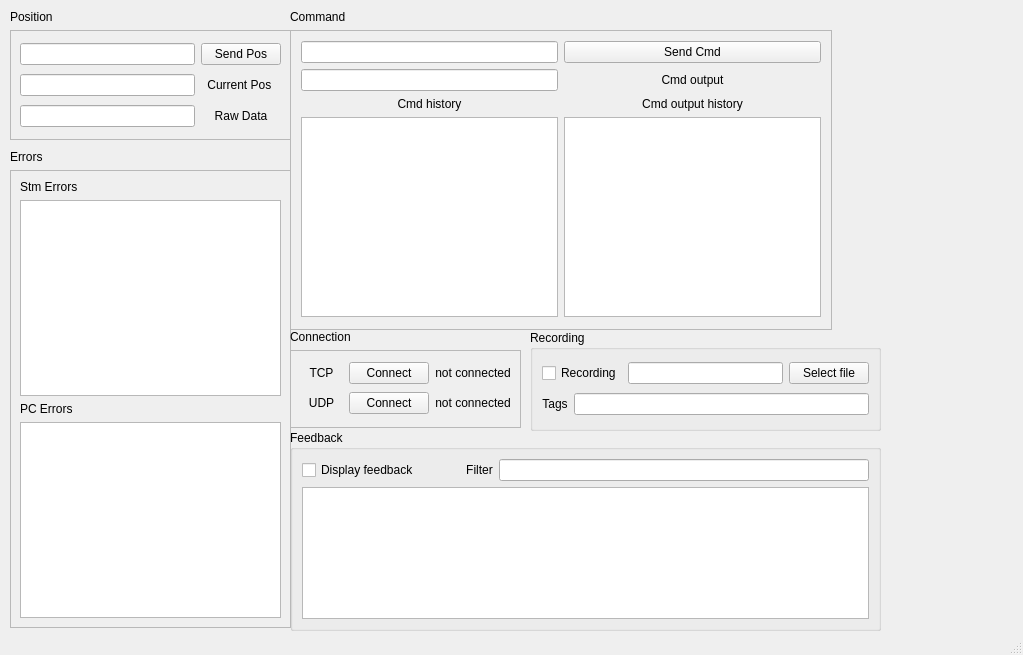
Old version of the form rodrcontrolpanel.ui in the repository ReQ1600/rodr-control-panel.
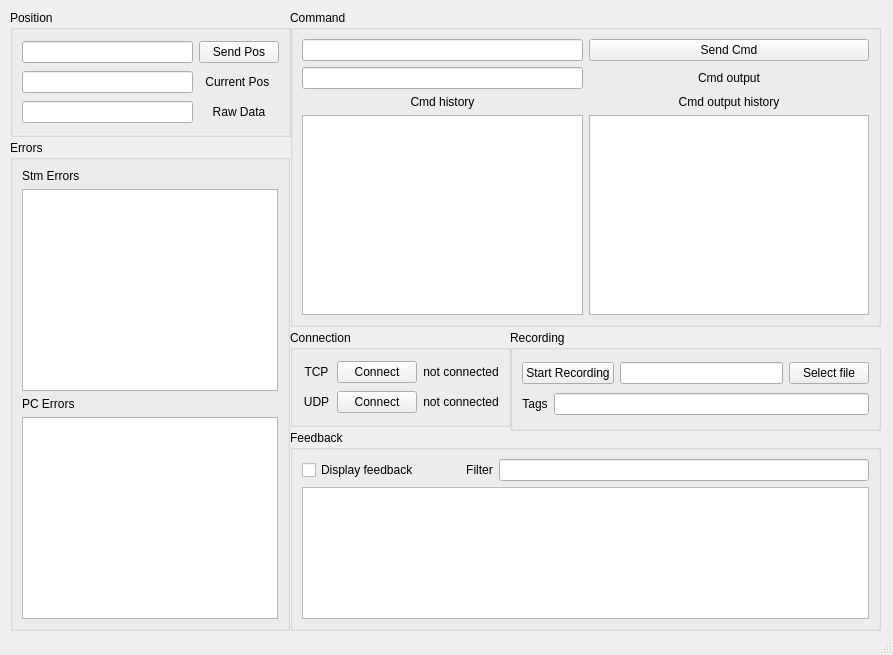
New version of the form.

Commit message: Changed all frames to groupboxes

```diff
--- a/rodrcontrolpanel.ui
+++ b/rodrcontrolpanel.ui
@@ -6,7 +6,7 @@
    <rect>
     <x>0</x>
     <y>0</y>
-    <width>1023</width>
+    <width>893</width>
     <height>655</height>
    </rect>
   </property>
@@ -20,546 +20,12 @@
    <string>RODRControlPanel</string>
   </property>
   <widget class="QWidget" name="centralwidget">
-   <widget class="QWidget" name="layoutWidget">
+   <widget class="QGroupBox" name="gbRec">
     <property name="geometry">
      <rect>
-      <x>10</x>
-      <y>10</y>
-      <width>281</width>
-      <height>130</height>
-     </rect>
-    </property>
-    <layout class="QVBoxLayout" name="lyPos">
-     <property name="sizeConstraint">
-      <enum>QLayout::SizeConstraint::SetMinimumSize</enum>
-     </property>
-     <item>
-      <widget class="QLabel" name="lblPosition_2">
-       <property name="sizePolicy">
-        <sizepolicy hsizetype="Preferred" vsizetype="Maximum">
-         <horstretch>0</horstretch>
-         <verstretch>0</verstretch>
-        </sizepolicy>
-       </property>
-       <property name="text">
-        <string>Position</string>
-       </property>
-       <property name="alignment">
-        <set>Qt::AlignmentFlag::AlignLeading|Qt::AlignmentFlag::AlignLeft|Qt::AlignmentFlag::AlignVCenter</set>
-       </property>
-       <property name="margin">
-        <number>0</number>
-       </property>
-      </widget>
-     </item>
-     <item>
-      <widget class="QFrame" name="frPosition">
-       <property name="frameShape">
-        <enum>QFrame::Shape::StyledPanel</enum>
-       </property>
-       <property name="frameShadow">
-        <enum>QFrame::Shadow::Raised</enum>
-       </property>
-       <layout class="QHBoxLayout" name="horizontalLayout">
-        <item>
-         <layout class="QGridLayout" name="gridLayout">
-          <item row="0" column="0">
-           <widget class="QLineEdit" name="leSendPos">
-            <property name="inputMask">
-             <string comment="00.000"/>
-            </property>
-            <property name="text">
-             <string/>
-            </property>
-           </widget>
-          </item>
-          <item row="0" column="1">
-           <widget class="QPushButton" name="btnSendPos">
-            <property name="text">
-             <string>Send Pos</string>
-            </property>
-           </widget>
-          </item>
-          <item row="1" column="0">
-           <widget class="QLineEdit" name="leRecPos">
-            <property name="inputMask">
-             <string comment="00.000"/>
-            </property>
-            <property name="text">
-             <string/>
-            </property>
-            <property name="readOnly">
-             <bool>true</bool>
-            </property>
-           </widget>
-          </item>
-          <item row="1" column="1">
-           <widget class="QLabel" name="lblRecPos">
-            <property name="sizePolicy">
-             <sizepolicy hsizetype="Preferred" vsizetype="Maximum">
-              <horstretch>0</horstretch>
-              <verstretch>0</verstretch>
-             </sizepolicy>
-            </property>
-            <property name="text">
-             <string>Current Pos </string>
-            </property>
-            <property name="alignment">
-             <set>Qt::AlignmentFlag::AlignCenter</set>
-            </property>
-            <property name="margin">
-             <number>0</number>
-            </property>
-           </widget>
-          </item>
-          <item row="2" column="0">
-           <widget class="QLineEdit" name="leRecPos_4">
-            <property name="inputMask">
-             <string comment="00.000"/>
-            </property>
-            <property name="text">
-             <string/>
-            </property>
-            <property name="readOnly">
-             <bool>true</bool>
-            </property>
-           </widget>
-          </item>
-          <item row="2" column="1">
-           <widget class="QLabel" name="lblRecRaw">
-            <property name="sizePolicy">
-             <sizepolicy hsizetype="Preferred" vsizetype="Maximum">
-              <horstretch>0</horstretch>
-              <verstretch>0</verstretch>
-             </sizepolicy>
-            </property>
-            <property name="text">
-             <string>Raw Data</string>
-            </property>
-            <property name="alignment">
-             <set>Qt::AlignmentFlag::AlignCenter</set>
-            </property>
-            <property name="margin">
-             <number>0</number>
-            </property>
-           </widget>
-          </item>
-         </layout>
-        </item>
-       </layout>
-      </widget>
-     </item>
-    </layout>
-   </widget>
-   <widget class="QWidget" name="layoutWidget">
-    <property name="geometry">
-     <rect>
-      <x>290</x>
-      <y>10</y>
-      <width>542</width>
-      <height>320</height>
-     </rect>
-    </property>
-    <layout class="QVBoxLayout" name="lyCmd">
-     <item>
-      <widget class="QLabel" name="lblCmd">
-       <property name="sizePolicy">
-        <sizepolicy hsizetype="Preferred" vsizetype="Maximum">
-         <horstretch>0</horstretch>
-         <verstretch>0</verstretch>
-        </sizepolicy>
-       </property>
-       <property name="text">
-        <string>Command</string>
-       </property>
-       <property name="alignment">
-        <set>Qt::AlignmentFlag::AlignLeading|Qt::AlignmentFlag::AlignLeft|Qt::AlignmentFlag::AlignTop</set>
-       </property>
-       <property name="margin">
-        <number>0</number>
-       </property>
-      </widget>
-     </item>
-     <item>
-      <widget class="QFrame" name="frame">
-       <property name="frameShape">
-        <enum>QFrame::Shape::StyledPanel</enum>
-       </property>
-       <property name="frameShadow">
-        <enum>QFrame::Shadow::Raised</enum>
-       </property>
-       <widget class="QWidget" name="layoutWidget">
-        <property name="geometry">
-         <rect>
-          <x>11</x>
-          <y>11</y>
-          <width>520</width>
-          <height>276</height>
-         </rect>
-        </property>
-        <layout class="QGridLayout" name="gridLayout_2">
-         <item row="0" column="0">
-          <widget class="QLineEdit" name="leSendCmd">
-           <property name="inputMask">
-            <string comment="00.000"/>
-           </property>
-           <property name="text">
-            <string/>
-           </property>
-          </widget>
-         </item>
-         <item row="0" column="1">
-          <widget class="QPushButton" name="btnSendCmd">
-           <property name="text">
-            <string>Send Cmd</string>
-           </property>
-          </widget>
-         </item>
-         <item row="1" column="0">
-          <widget class="QLineEdit" name="leRCmdOut">
-           <property name="inputMask">
-            <string comment="00.000"/>
-           </property>
-           <property name="text">
-            <string/>
-           </property>
-           <property name="readOnly">
-            <bool>true</bool>
-           </property>
-          </widget>
-         </item>
-         <item row="1" column="1">
-          <widget class="QLabel" name="lblCmdOut">
-           <property name="sizePolicy">
-            <sizepolicy hsizetype="Preferred" vsizetype="Maximum">
-             <horstretch>0</horstretch>
-             <verstretch>0</verstretch>
-            </sizepolicy>
-           </property>
-           <property name="text">
-            <string>Cmd output</string>
-           </property>
-           <property name="alignment">
-            <set>Qt::AlignmentFlag::AlignCenter</set>
-           </property>
-           <property name="margin">
-            <number>0</number>
-           </property>
-          </widget>
-         </item>
-         <item row="2" column="0">
-          <widget class="QLabel" name="lblCmdHist">
-           <property name="sizePolicy">
-            <sizepolicy hsizetype="Preferred" vsizetype="Maximum">
-             <horstretch>0</horstretch>
-             <verstretch>0</verstretch>
-            </sizepolicy>
-           </property>
-           <property name="text">
-            <string>Cmd history</string>
-           </property>
-           <property name="alignment">
-            <set>Qt::AlignmentFlag::AlignCenter</set>
-           </property>
-           <property name="margin">
-            <number>0</number>
-           </property>
-          </widget>
-         </item>
-         <item row="2" column="1">
-          <widget class="QLabel" name="lblCmdOut_2">
-           <property name="sizePolicy">
-            <sizepolicy hsizetype="Preferred" vsizetype="Maximum">
-             <horstretch>0</horstretch>
-             <verstretch>0</verstretch>
-            </sizepolicy>
-           </property>
-           <property name="text">
-            <string>Cmd output history</string>
-           </property>
-           <property name="alignment">
-            <set>Qt::AlignmentFlag::AlignCenter</set>
-           </property>
-           <property name="margin">
-            <number>0</number>
-           </property>
-          </widget>
-         </item>
-         <item row="3" column="0">
-          <widget class="QListWidget" name="lsCmdHist">
-           <property name="sizePolicy">
-            <sizepolicy hsizetype="Expanding" vsizetype="Minimum">
-             <horstretch>0</horstretch>
-             <verstretch>0</verstretch>
-            </sizepolicy>
-           </property>
-          </widget>
-         </item>
-         <item row="3" column="1">
-          <widget class="QListWidget" name="lsCmdOutHist">
-           <property name="sizePolicy">
-            <sizepolicy hsizetype="Expanding" vsizetype="Minimum">
-             <horstretch>0</horstretch>
-             <verstretch>0</verstretch>
-            </sizepolicy>
-           </property>
-          </widget>
-         </item>
-        </layout>
-       </widget>
-      </widget>
-     </item>
-    </layout>
-   </widget>
-   <widget class="QWidget" name="layoutWidget">
-    <property name="geometry">
-     <rect>
-      <x>10</x>
-      <y>150</y>
-      <width>281</width>
-      <height>478</height>
-     </rect>
-    </property>
-    <layout class="QVBoxLayout" name="lyError">
-     <item>
-      <widget class="QLabel" name="lblError">
-       <property name="sizePolicy">
-        <sizepolicy hsizetype="Preferred" vsizetype="Maximum">
-         <horstretch>0</horstretch>
-         <verstretch>0</verstretch>
-        </sizepolicy>
-       </property>
-       <property name="text">
-        <string>Errors</string>
-       </property>
-       <property name="alignment">
-        <set>Qt::AlignmentFlag::AlignLeading|Qt::AlignmentFlag::AlignLeft|Qt::AlignmentFlag::AlignVCenter</set>
-       </property>
-       <property name="margin">
-        <number>0</number>
-       </property>
-      </widget>
-     </item>
-     <item>
-      <widget class="QFrame" name="frame_2">
-       <property name="autoFillBackground">
-        <bool>false</bool>
-       </property>
-       <property name="frameShape">
-        <enum>QFrame::Shape::StyledPanel</enum>
-       </property>
-       <property name="frameShadow">
-        <enum>QFrame::Shadow::Raised</enum>
-       </property>
-       <layout class="QVBoxLayout" name="verticalLayout_3">
-        <item>
-         <widget class="QLabel" name="lblErrorStm">
-          <property name="sizePolicy">
-           <sizepolicy hsizetype="Preferred" vsizetype="Maximum">
-            <horstretch>0</horstretch>
-            <verstretch>0</verstretch>
-           </sizepolicy>
-          </property>
-          <property name="text">
-           <string>Stm Errors</string>
-          </property>
-          <property name="alignment">
-           <set>Qt::AlignmentFlag::AlignLeading|Qt::AlignmentFlag::AlignLeft|Qt::AlignmentFlag::AlignVCenter</set>
-          </property>
-          <property name="margin">
-           <number>0</number>
-          </property>
-         </widget>
-        </item>
-        <item>
-         <widget class="QTextEdit" name="teErrorStm">
-          <property name="sizePolicy">
-           <sizepolicy hsizetype="Minimum" vsizetype="Minimum">
-            <horstretch>0</horstretch>
-            <verstretch>0</verstretch>
-           </sizepolicy>
-          </property>
-          <property name="readOnly">
-           <bool>true</bool>
-          </property>
-         </widget>
-        </item>
-        <item>
-         <widget class="QLabel" name="lblErrorPC">
-          <property name="sizePolicy">
-           <sizepolicy hsizetype="Preferred" vsizetype="Maximum">
-            <horstretch>0</horstretch>
-            <verstretch>0</verstretch>
-           </sizepolicy>
-          </property>
-          <property name="text">
-           <string>PC Errors</string>
-          </property>
-          <property name="alignment">
-           <set>Qt::AlignmentFlag::AlignLeading|Qt::AlignmentFlag::AlignLeft|Qt::AlignmentFlag::AlignVCenter</set>
-          </property>
-          <property name="margin">
-           <number>0</number>
-          </property>
-         </widget>
-        </item>
-        <item>
-         <widget class="QTextEdit" name="teErrorPC">
-          <property name="sizePolicy">
-           <sizepolicy hsizetype="Minimum" vsizetype="Minimum">
-            <horstretch>0</horstretch>
-            <verstretch>0</verstretch>
-           </sizepolicy>
-          </property>
-          <property name="readOnly">
-           <bool>true</bool>
-          </property>
-         </widget>
-        </item>
-       </layout>
-      </widget>
-     </item>
-    </layout>
-   </widget>
-   <widget class="QWidget" name="layoutWidget">
-    <property name="geometry">
-     <rect>
-      <x>290</x>
+      <x>510</x>
       <y>330</y>
-      <width>231</width>
-      <height>98</height>
-     </rect>
-    </property>
-    <layout class="QVBoxLayout" name="lyConn">
-     <item>
-      <widget class="QLabel" name="lblConnect">
-       <property name="sizePolicy">
-        <sizepolicy hsizetype="Preferred" vsizetype="Maximum">
-         <horstretch>0</horstretch>
-         <verstretch>0</verstretch>
-        </sizepolicy>
-       </property>
-       <property name="text">
-        <string>Connection</string>
-       </property>
-       <property name="alignment">
-        <set>Qt::AlignmentFlag::AlignLeading|Qt::AlignmentFlag::AlignLeft|Qt::AlignmentFlag::AlignVCenter</set>
-       </property>
-       <property name="margin">
-        <number>0</number>
-       </property>
-      </widget>
-     </item>
-     <item>
-      <widget class="QFrame" name="frame_3">
-       <property name="frameShape">
-        <enum>QFrame::Shape::StyledPanel</enum>
-       </property>
-       <property name="frameShadow">
-        <enum>QFrame::Shadow::Raised</enum>
-       </property>
-       <layout class="QGridLayout" name="gridLayout_3">
-        <item row="0" column="1">
-         <widget class="QPushButton" name="btnConnectTCP">
-          <property name="text">
-           <string>Connect</string>
-          </property>
-         </widget>
-        </item>
-        <item row="1" column="0">
-         <widget class="QLabel" name="lblConnUDP">
-          <property name="sizePolicy">
-           <sizepolicy hsizetype="Preferred" vsizetype="Maximum">
-            <horstretch>0</horstretch>
-            <verstretch>0</verstretch>
-           </sizepolicy>
-          </property>
-          <property name="text">
-           <string>UDP</string>
-          </property>
-          <property name="alignment">
-           <set>Qt::AlignmentFlag::AlignCenter</set>
-          </property>
-          <property name="margin">
-           <number>0</number>
-          </property>
-         </widget>
-        </item>
-        <item row="1" column="2">
-         <widget class="QLabel" name="lblStatusUdp">
-          <property name="sizePolicy">
-           <sizepolicy hsizetype="Preferred" vsizetype="Maximum">
-            <horstretch>0</horstretch>
-            <verstretch>0</verstretch>
-           </sizepolicy>
-          </property>
-          <property name="text">
-           <string>not connected</string>
-          </property>
-          <property name="alignment">
-           <set>Qt::AlignmentFlag::AlignCenter</set>
-          </property>
-          <property name="margin">
-           <number>0</number>
-          </property>
-         </widget>
-        </item>
-        <item row="0" column="0">
-         <widget class="QLabel" name="lblConnTCP">
-          <property name="sizePolicy">
-           <sizepolicy hsizetype="Preferred" vsizetype="Maximum">
-            <horstretch>0</horstretch>
-            <verstretch>0</verstretch>
-           </sizepolicy>
-          </property>
-          <property name="text">
-           <string>TCP</string>
-          </property>
-          <property name="alignment">
-           <set>Qt::AlignmentFlag::AlignCenter</set>
-          </property>
-          <property name="margin">
-           <number>0</number>
-          </property>
-         </widget>
-        </item>
-        <item row="1" column="1">
-         <widget class="QPushButton" name="btnConnectUDP">
-          <property name="text">
-           <string>Connect</string>
-          </property>
-         </widget>
-        </item>
-        <item row="0" column="2">
-         <widget class="QLabel" name="lblStatusTCP">
-          <property name="sizePolicy">
-           <sizepolicy hsizetype="Preferred" vsizetype="Maximum">
-            <horstretch>0</horstretch>
-            <verstretch>0</verstretch>
-           </sizepolicy>
-          </property>
-          <property name="text">
-           <string>not connected</string>
-          </property>
-          <property name="alignment">
-           <set>Qt::AlignmentFlag::AlignCenter</set>
-          </property>
-          <property name="margin">
-           <number>0</number>
-          </property>
-         </widget>
-        </item>
-       </layout>
-      </widget>
-     </item>
-    </layout>
-   </widget>
-   <widget class="QGroupBox" name="gRec">
-    <property name="geometry">
-     <rect>
-      <x>530</x>
-      <y>330</y>
-      <width>351</width>
+      <width>371</width>
       <height>101</height>
      </rect>
     </property>
@@ -573,9 +39,9 @@
      <item>
       <layout class="QHBoxLayout" name="horizontalLayout_2">
        <item>
-        <widget class="QCheckBox" name="cbRecording">
+        <widget class="QPushButton" name="tbnRecStart">
          <property name="text">
-          <string>Recording</string>
+          <string>Start Recording</string>
          </property>
         </widget>
        </item>
@@ -633,7 +99,7 @@
      </item>
     </layout>
    </widget>
-   <widget class="QGroupBox" name="groupBox">
+   <widget class="QGroupBox" name="gbFeed">
     <property name="geometry">
      <rect>
       <x>290</x>
@@ -707,6 +173,408 @@
      </item>
     </layout>
    </widget>
+   <widget class="QGroupBox" name="gbConn">
+    <property name="geometry">
+     <rect>
+      <x>290</x>
+      <y>330</y>
+      <width>221</width>
+      <height>97</height>
+     </rect>
+    </property>
+    <property name="title">
+     <string>Connection</string>
+    </property>
+    <layout class="QGridLayout" name="gridLayout_3">
+     <item row="0" column="0">
+      <widget class="QLabel" name="lblConnTCP">
+       <property name="sizePolicy">
+        <sizepolicy hsizetype="Preferred" vsizetype="Maximum">
+         <horstretch>0</horstretch>
+         <verstretch>0</verstretch>
+        </sizepolicy>
+       </property>
+       <property name="text">
+        <string>TCP</string>
+       </property>
+       <property name="alignment">
+        <set>Qt::AlignmentFlag::AlignCenter</set>
+       </property>
+       <property name="margin">
+        <number>0</number>
+       </property>
+      </widget>
+     </item>
+     <item row="0" column="1">
+      <widget class="QPushButton" name="btnConnectTCP">
+       <property name="text">
+        <string>Connect</string>
+       </property>
+      </widget>
+     </item>
+     <item row="0" column="2">
+      <widget class="QLabel" name="lblStatusTCP">
+       <property name="sizePolicy">
+        <sizepolicy hsizetype="Preferred" vsizetype="Maximum">
+         <horstretch>0</horstretch>
+         <verstretch>0</verstretch>
+        </sizepolicy>
+       </property>
+       <property name="text">
+        <string>not connected</string>
+       </property>
+       <property name="alignment">
+        <set>Qt::AlignmentFlag::AlignCenter</set>
+       </property>
+       <property name="margin">
+        <number>0</number>
+       </property>
+      </widget>
+     </item>
+     <item row="1" column="0">
+      <widget class="QLabel" name="lblConnUDP">
+       <property name="sizePolicy">
+        <sizepolicy hsizetype="Preferred" vsizetype="Maximum">
+         <horstretch>0</horstretch>
+         <verstretch>0</verstretch>
+        </sizepolicy>
+       </property>
+       <property name="text">
+        <string>UDP</string>
+       </property>
+       <property name="alignment">
+        <set>Qt::AlignmentFlag::AlignCenter</set>
+       </property>
+       <property name="margin">
+        <number>0</number>
+       </property>
+      </widget>
+     </item>
+     <item row="1" column="1">
+      <widget class="QPushButton" name="btnConnectUDP">
+       <property name="text">
+        <string>Connect</string>
+       </property>
+      </widget>
+     </item>
+     <item row="1" column="2">
+      <widget class="QLabel" name="lblStatusUdp">
+       <property name="sizePolicy">
+        <sizepolicy hsizetype="Preferred" vsizetype="Maximum">
+         <horstretch>0</horstretch>
+         <verstretch>0</verstretch>
+        </sizepolicy>
+       </property>
+       <property name="text">
+        <string>not connected</string>
+       </property>
+       <property name="alignment">
+        <set>Qt::AlignmentFlag::AlignCenter</set>
+       </property>
+       <property name="margin">
+        <number>0</number>
+       </property>
+      </widget>
+     </item>
+    </layout>
+   </widget>
+   <widget class="QGroupBox" name="gbErr">
+    <property name="geometry">
+     <rect>
+      <x>10</x>
+      <y>140</y>
+      <width>280</width>
+      <height>491</height>
+     </rect>
+    </property>
+    <property name="title">
+     <string>Errors</string>
+    </property>
+    <layout class="QVBoxLayout" name="verticalLayout_3">
+     <item>
+      <widget class="QLabel" name="lblErrorStm">
+       <property name="sizePolicy">
+        <sizepolicy hsizetype="Preferred" vsizetype="Maximum">
+         <horstretch>0</horstretch>
+         <verstretch>0</verstretch>
+        </sizepolicy>
+       </property>
+       <property name="text">
+        <string>Stm Errors</string>
+       </property>
+       <property name="alignment">
+        <set>Qt::AlignmentFlag::AlignLeading|Qt::AlignmentFlag::AlignLeft|Qt::AlignmentFlag::AlignVCenter</set>
+       </property>
+       <property name="margin">
+        <number>0</number>
+       </property>
+      </widget>
+     </item>
+     <item>
+      <widget class="QTextEdit" name="teErrorStm">
+       <property name="sizePolicy">
+        <sizepolicy hsizetype="Minimum" vsizetype="Minimum">
+         <horstretch>0</horstretch>
+         <verstretch>0</verstretch>
+        </sizepolicy>
+       </property>
+       <property name="readOnly">
+        <bool>true</bool>
+       </property>
+      </widget>
+     </item>
+     <item>
+      <widget class="QLabel" name="lblErrorPC">
+       <property name="sizePolicy">
+        <sizepolicy hsizetype="Preferred" vsizetype="Maximum">
+         <horstretch>0</horstretch>
+         <verstretch>0</verstretch>
+        </sizepolicy>
+       </property>
+       <property name="text">
+        <string>PC Errors</string>
+       </property>
+       <property name="alignment">
+        <set>Qt::AlignmentFlag::AlignLeading|Qt::AlignmentFlag::AlignLeft|Qt::AlignmentFlag::AlignVCenter</set>
+       </property>
+       <property name="margin">
+        <number>0</number>
+       </property>
+      </widget>
+     </item>
+     <item>
+      <widget class="QTextEdit" name="teErrorPC">
+       <property name="sizePolicy">
+        <sizepolicy hsizetype="Minimum" vsizetype="Minimum">
+         <horstretch>0</horstretch>
+         <verstretch>0</verstretch>
+        </sizepolicy>
+       </property>
+       <property name="readOnly">
+        <bool>true</bool>
+       </property>
+      </widget>
+     </item>
+    </layout>
+   </widget>
+   <widget class="QGroupBox" name="gbCommand">
+    <property name="geometry">
+     <rect>
+      <x>290</x>
+      <y>10</y>
+      <width>591</width>
+      <height>317</height>
+     </rect>
+    </property>
+    <property name="title">
+     <string>Command</string>
+    </property>
+    <layout class="QGridLayout" name="gridLayout_2">
+     <item row="0" column="0">
+      <widget class="QLineEdit" name="leSendCmd">
+       <property name="inputMask">
+        <string comment="00.000"/>
+       </property>
+       <property name="text">
+        <string/>
+       </property>
+      </widget>
+     </item>
+     <item row="0" column="1">
+      <widget class="QPushButton" name="btnSendCmd">
+       <property name="text">
+        <string>Send Cmd</string>
+       </property>
+      </widget>
+     </item>
+     <item row="1" column="0">
+      <widget class="QLineEdit" name="leRCmdOut">
+       <property name="inputMask">
+        <string comment="00.000"/>
+       </property>
+       <property name="text">
+        <string/>
+       </property>
+       <property name="readOnly">
+        <bool>true</bool>
+       </property>
+      </widget>
+     </item>
+     <item row="1" column="1">
+      <widget class="QLabel" name="lblCmdOut">
+       <property name="sizePolicy">
+        <sizepolicy hsizetype="Preferred" vsizetype="Maximum">
+         <horstretch>0</horstretch>
+         <verstretch>0</verstretch>
+        </sizepolicy>
+       </property>
+       <property name="text">
+        <string>Cmd output</string>
+       </property>
+       <property name="alignment">
+        <set>Qt::AlignmentFlag::AlignCenter</set>
+       </property>
+       <property name="margin">
+        <number>0</number>
+       </property>
+      </widget>
+     </item>
+     <item row="2" column="0">
+      <widget class="QLabel" name="lblCmdHist">
+       <property name="sizePolicy">
+        <sizepolicy hsizetype="Preferred" vsizetype="Maximum">
+         <horstretch>0</horstretch>
+         <verstretch>0</verstretch>
+        </sizepolicy>
+       </property>
+       <property name="text">
+        <string>Cmd history</string>
+       </property>
+       <property name="alignment">
+        <set>Qt::AlignmentFlag::AlignCenter</set>
+       </property>
+       <property name="margin">
+        <number>0</number>
+       </property>
+      </widget>
+     </item>
+     <item row="2" column="1">
+      <widget class="QLabel" name="lblCmdOut_2">
+       <property name="sizePolicy">
+        <sizepolicy hsizetype="Preferred" vsizetype="Maximum">
+         <horstretch>0</horstretch>
+         <verstretch>0</verstretch>
+        </sizepolicy>
+       </property>
+       <property name="text">
+        <string>Cmd output history</string>
+       </property>
+       <property name="alignment">
+        <set>Qt::AlignmentFlag::AlignCenter</set>
+       </property>
+       <property name="margin">
+        <number>0</number>
+       </property>
+      </widget>
+     </item>
+     <item row="3" column="0">
+      <widget class="QListWidget" name="lsCmdHist">
+       <property name="sizePolicy">
+        <sizepolicy hsizetype="Expanding" vsizetype="Minimum">
+         <horstretch>0</horstretch>
+         <verstretch>0</verstretch>
+        </sizepolicy>
+       </property>
+      </widget>
+     </item>
+     <item row="3" column="1">
+      <widget class="QListWidget" name="lsCmdOutHist">
+       <property name="sizePolicy">
+        <sizepolicy hsizetype="Expanding" vsizetype="Minimum">
+         <horstretch>0</horstretch>
+         <verstretch>0</verstretch>
+        </sizepolicy>
+       </property>
+      </widget>
+     </item>
+    </layout>
+   </widget>
+   <widget class="QGroupBox" name="groupBox">
+    <property name="geometry">
+     <rect>
+      <x>10</x>
+      <y>10</y>
+      <width>281</width>
+      <height>127</height>
+     </rect>
+    </property>
+    <property name="title">
+     <string>Position</string>
+    </property>
+    <layout class="QGridLayout" name="gridLayout">
+     <item row="0" column="0">
+      <widget class="QLineEdit" name="leSendPos">
+       <property name="inputMask">
+        <string comment="00.000"/>
+       </property>
+       <property name="text">
+        <string/>
+       </property>
+      </widget>
+     </item>
+     <item row="0" column="1">
+      <widget class="QPushButton" name="btnSendPos">
+       <property name="text">
+        <string>Send Pos</string>
+       </property>
+      </widget>
+     </item>
+     <item row="1" column="0">
+      <widget class="QLineEdit" name="leRecPos">
+       <property name="inputMask">
+        <string comment="00.000"/>
+       </property>
+       <property name="text">
+        <string/>
+       </property>
+       <property name="readOnly">
+        <bool>true</bool>
+       </property>
+      </widget>
+     </item>
+     <item row="1" column="1">
+      <widget class="QLabel" name="lblRecPos">
+       <property name="sizePolicy">
+        <sizepolicy hsizetype="Preferred" vsizetype="Maximum">
+         <horstretch>0</horstretch>
+         <verstretch>0</verstretch>
+        </sizepolicy>
+       </property>
+       <property name="text">
+        <string>Current Pos </string>
+       </property>
+       <property name="alignment">
+        <set>Qt::AlignmentFlag::AlignCenter</set>
+       </property>
+       <property name="margin">
+        <number>0</number>
+       </property>
+      </widget>
+     </item>
+     <item row="2" column="0">
+      <widget class="QLineEdit" name="leRecPos_4">
+       <property name="inputMask">
+        <string comment="00.000"/>
+       </property>
+       <property name="text">
+        <string/>
+       </property>
+       <property name="readOnly">
+        <bool>true</bool>
+       </property>
+      </widget>
+     </item>
+     <item row="2" column="1">
+      <widget class="QLabel" name="lblRecRaw">
+       <property name="sizePolicy">
+        <sizepolicy hsizetype="Preferred" vsizetype="Maximum">
+         <horstretch>0</horstretch>
+         <verstretch>0</verstretch>
+        </sizepolicy>
+       </property>
+       <property name="text">
+        <string>Raw Data</string>
+       </property>
+       <property name="alignment">
+        <set>Qt::AlignmentFlag::AlignCenter</set>
+       </property>
+       <property name="margin">
+        <number>0</number>
+       </property>
+      </widget>
+     </item>
+    </layout>
+   </widget>
   </widget>
   <widget class="QStatusBar" name="statusbar"/>
  </widget>
```
The commit also changes 1 other file.
